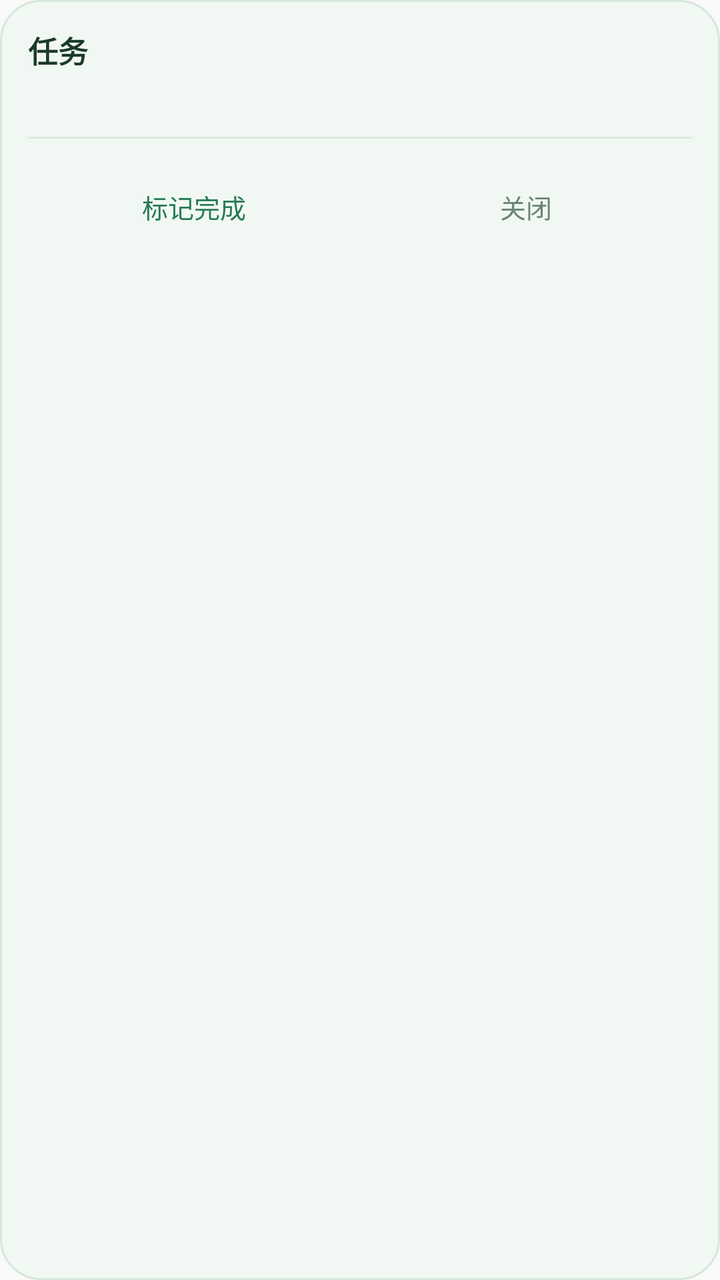
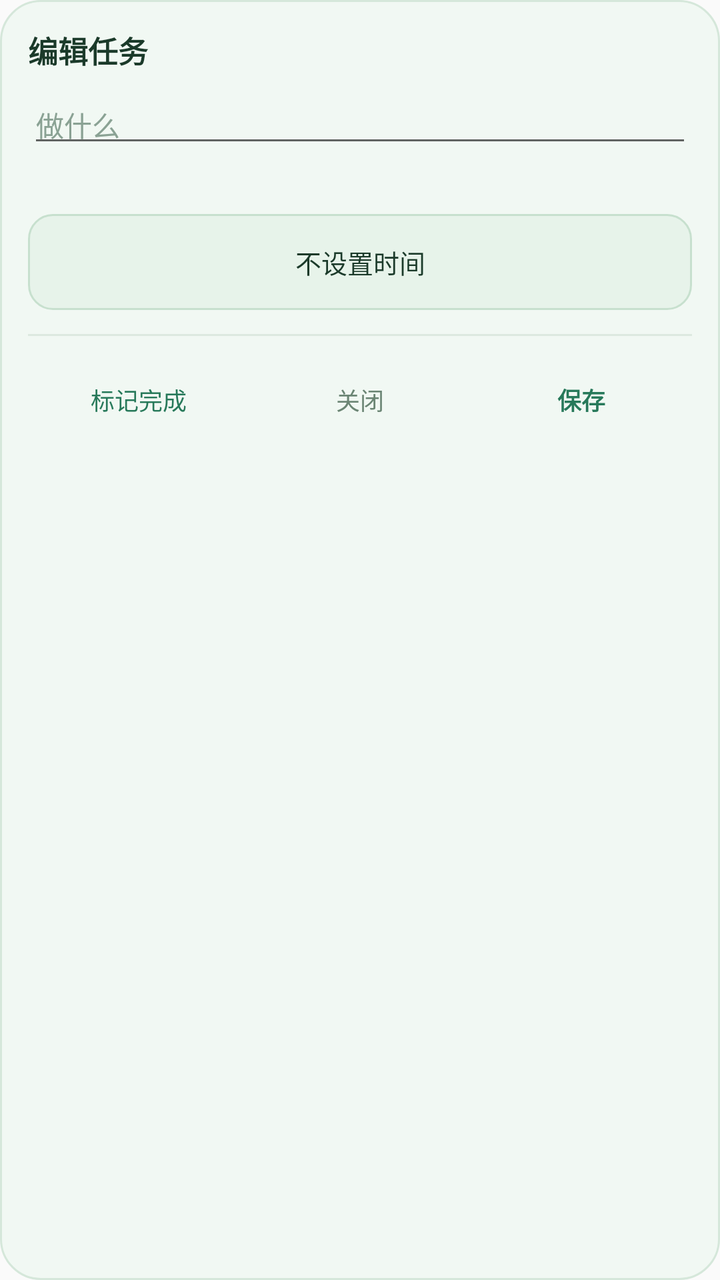

An Android layout rendered at two revisions. The XML below is the earlier revision; the diff shows what the commit changed to produce the second picture.
<!-- AndroidManifest.xml: application theme AppTheme -->
<!-- res/layout/dialog_task.xml -->
<?xml version="1.0" encoding="utf-8"?>
<LinearLayout xmlns:android="http://schemas.android.com/apk/res/android"
    android:layout_width="260dp"
    android:layout_height="wrap_content"
    android:background="@drawable/widget_bg"
    android:orientation="vertical"
    android:padding="14dp">

    <TextView
        android:id="@+id/d_title"
        android:layout_width="match_parent"
        android:layout_height="wrap_content"
        android:text="任务"
        android:textColor="#1B3A2A"
        android:textSize="15sp"
        android:textStyle="bold" />

    <TextView
        android:id="@+id/d_when"
        android:layout_width="match_parent"
        android:layout_height="wrap_content"
        android:layout_marginTop="6dp"
        android:text=""
        android:textColor="#3E5A4A"
        android:textSize="12sp" />

    <TextView
        android:id="@+id/d_dur"
        android:layout_width="match_parent"
        android:layout_height="wrap_content"
        android:layout_marginTop="2dp"
        android:text=""
        android:textColor="#6B8574"
        android:textSize="12sp"
        android:visibility="gone" />

    <View
        android:layout_width="match_parent"
        android:layout_height="1dp"
        android:layout_marginTop="10dp"
        android:layout_marginBottom="10dp"
        android:background="#DCE9DF" />

    <LinearLayout
        android:layout_width="match_parent"
        android:layout_height="wrap_content"
        android:orientation="horizontal">

        <Button
            android:id="@+id/d_toggle"
            style="?android:attr/borderlessButtonStyle"
            android:layout_width="0dp"
            android:layout_height="wrap_content"
            android:layout_weight="1"
            android:text="标记完成"
            android:textColor="#27795A"
            android:textSize="13sp" />

        <Button
            android:id="@+id/d_close"
            style="?android:attr/borderlessButtonStyle"
            android:layout_width="0dp"
            android:layout_height="wrap_content"
            android:layout_weight="1"
            android:text="关闭"
            android:textColor="#6B8574"
            android:textSize="13sp" />
    </LinearLayout>
</LinearLayout>
<!-- resources referenced by this layout -->
<resources>
  <!-- drawable widget_bg (drawable) -->
  <?xml version="1.0" encoding="utf-8"?>
  <shape xmlns:android="http://schemas.android.com/apk/res/android"
      android:shape="rectangle">
      <solid android:color="#F1F8F3" />
      <corners android:radius="20dp" />
      <stroke android:width="1dp" android:color="#D5E7DA" />
  </shape>
  <style name="AppTheme" parent="Theme.AppCompat.Light.DarkActionBar">
          
          <item name="colorPrimary">@color/colorPrimary</item>
          <item name="colorPrimaryDark">@color/colorPrimaryDark</item>
          <item name="colorAccent">@color/colorAccent</item>
      </style>
</resources>

<!-- the commit's change to res/layout/dialog_task.xml (unified diff, before → after) -->
@@ -1,44 +1,59 @@
 <?xml version="1.0" encoding="utf-8"?>
 <LinearLayout xmlns:android="http://schemas.android.com/apk/res/android"
-    android:layout_width="260dp"
+    android:layout_width="286dp"
     android:layout_height="wrap_content"
     android:background="@drawable/widget_bg"
     android:orientation="vertical"
     android:padding="14dp">
 
     <TextView
+        android:id="@+id/d_head"
+        android:layout_width="match_parent"
+        android:layout_height="wrap_content"
+        android:text="编辑任务"
+        android:textColor="#1B3A2A"
+        android:textSize="15sp"
+        android:textStyle="bold" />
+
+    <EditText
         android:id="@+id/d_title"
         android:layout_width="match_parent"
         android:layout_height="wrap_content"
-        android:text="任务"
+        android:layout_marginTop="10dp"
+        android:hint="做什么"
+        android:inputType="text"
+        android:paddingTop="6dp"
+        android:paddingBottom="6dp"
         android:textColor="#1B3A2A"
-        android:textSize="15sp"
-        android:textStyle="bold" />
+        android:textColorHint="#8AA294"
+        android:textSize="14sp" />
 
     <TextView
         android:id="@+id/d_when"
         android:layout_width="match_parent"
         android:layout_height="wrap_content"
-        android:layout_marginTop="6dp"
+        android:layout_marginTop="4dp"
         android:text=""
-        android:textColor="#3E5A4A"
+        android:textColor="#6B8574"
         android:textSize="12sp" />
 
-    <TextView
-        android:id="@+id/d_dur"
+    
+    <Button
+        android:id="@+id/d_time"
+        style="?android:attr/borderlessButtonStyle"
         android:layout_width="match_parent"
         android:layout_height="wrap_content"
-        android:layout_marginTop="2dp"
-        android:text=""
-        android:textColor="#6B8574"
-        android:textSize="12sp"
-        android:visibility="gone" />
+        android:layout_marginTop="8dp"
+        android:background="@drawable/widget_habit_bg"
+        android:text="不设置时间"
+        android:textColor="#1B3A2A"
+        android:textSize="13sp" />
 
     <View
         android:layout_width="match_parent"
         android:layout_height="1dp"
-        android:layout_marginTop="10dp"
-        android:layout_marginBottom="10dp"
+        android:layout_marginTop="12dp"
+        android:layout_marginBottom="8dp"
         android:background="#DCE9DF" />
 
     <LinearLayout
@@ -52,9 +67,12 @@
             android:layout_width="0dp"
             android:layout_height="wrap_content"
             android:layout_weight="1"
+            android:minWidth="0dp"
+            android:paddingLeft="0dp"
+            android:paddingRight="0dp"
             android:text="标记完成"
             android:textColor="#27795A"
-            android:textSize="13sp" />
+            android:textSize="12sp" />
 
         <Button
             android:id="@+id/d_close"
@@ -62,8 +80,25 @@
             android:layout_width="0dp"
             android:layout_height="wrap_content"
             android:layout_weight="1"
+            android:minWidth="0dp"
+            android:paddingLeft="0dp"
+            android:paddingRight="0dp"
             android:text="关闭"
             android:textColor="#6B8574"
-            android:textSize="13sp" />
+            android:textSize="12sp" />
+
+        <Button
+            android:id="@+id/d_save"
+            style="?android:attr/borderlessButtonStyle"
+            android:layout_width="0dp"
+            android:layout_height="wrap_content"
+            android:layout_weight="1"
+            android:minWidth="0dp"
+            android:paddingLeft="0dp"
+            android:paddingRight="0dp"
+            android:text="保存"
+            android:textColor="#27795A"
+            android:textSize="12sp"
+            android:textStyle="bold" />
     </LinearLayout>
 </LinearLayout>
<!-- resource entries referenced after the edit -->
@@ -8,6 +8,14 @@
       <corners android:radius="20dp" />
       <stroke android:width="1dp" android:color="#D5E7DA" />
   </shape>
+  <!-- drawable widget_habit_bg (drawable) -->
+  <?xml version="1.0" encoding="utf-8"?>
+  <shape xmlns:android="http://schemas.android.com/apk/res/android"
+      android:shape="rectangle">
+      <solid android:color="#E7F3EA" />
+      <corners android:radius="12dp" />
+      <stroke android:width="1dp" android:color="#C7E0CE" />
+  </shape>
   <style name="AppTheme" parent="Theme.AppCompat.Light.DarkActionBar">
           
           <item name="colorPrimary">@color/colorPrimary</item>
